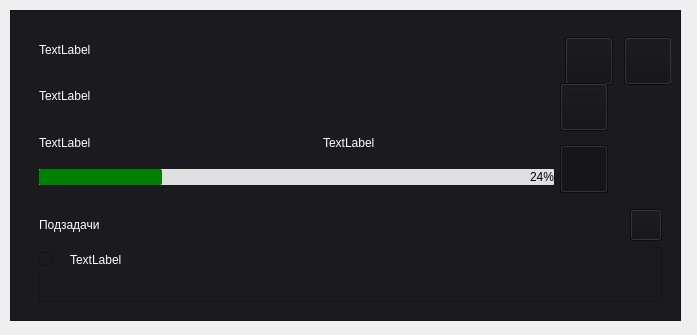
This is card_widget.ui in IgorXov/Yandex_Project as Qt 5 draws it before an edit. The edited form follows.
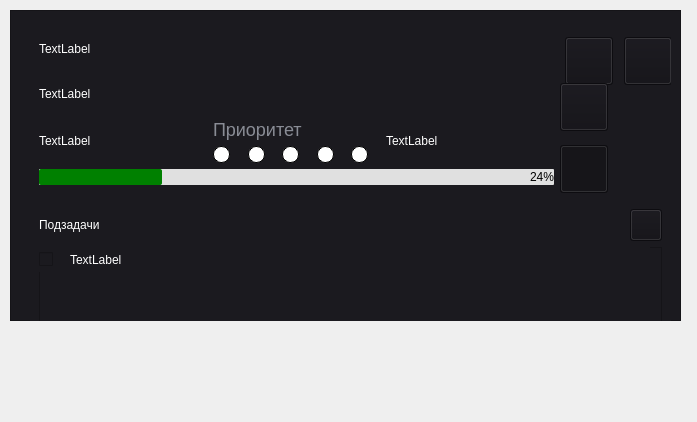
This is the edited form. Icons and pictures are not drawn.

```diff
--- a/card_widget.ui
+++ b/card_widget.ui
@@ -7,12 +7,26 @@
     <x>0</x>
     <y>0</y>
     <width>697</width>
-    <height>335</height>
+    <height>422</height>
    </rect>
   </property>
   <property name="windowTitle">
    <string>Form</string>
   </property>
+  <property name="styleSheet">
+   <string notr="true">
+QRadioButton::indicator {
+	width: 15px;
+	height:15px;
+	border:1px solid black;
+	border-radius: 8px;
+	background: white;
+}
+QRadioButton::indicator:checked{
+	background: orange;
+	border: 1px solid #666666;
+}</string>
+  </property>
   <widget class="QFrame" name="taskCard">
    <property name="geometry">
     <rect>
@@ -48,7 +62,7 @@
       <x>20</x>
       <y>10</y>
       <width>641</width>
-      <height>291</height>
+      <height>329</height>
      </rect>
     </property>
     <layout class="QVBoxLayout" name="taskCard_2">
@@ -60,6 +74,20 @@
          <verstretch>0</verstretch>
         </sizepolicy>
        </property>
+       <property name="styleSheet">
+        <string notr="true">
+QRadioButton::indicator {
+	width: 15px;
+	height:15px;
+	border:1px solid black;
+	border-radius: 8px;
+	background: white;
+}
+QRadioButton::indicator:checked{
+	background: orange;
+	border: 1px solid #666666;
+}</string>
+       </property>
        <layout class="QHBoxLayout" name="horizontalLayout_6">
         <item>
          <layout class="QVBoxLayout" name="verticalLayout_4">
@@ -79,11 +107,17 @@
           </item>
           <item>
            <layout class="QHBoxLayout" name="horizontalLayout_5">
-            <item alignment="Qt::AlignLeft">
+            <item>
              <widget class="QLabel" name="date">
+              <property name="sizePolicy">
+               <sizepolicy hsizetype="Minimum" vsizetype="Preferred">
+                <horstretch>0</horstretch>
+                <verstretch>0</verstretch>
+               </sizepolicy>
+              </property>
               <property name="minimumSize">
                <size>
-                <width>278</width>
+                <width>150</width>
                 <height>0</height>
                </size>
               </property>
@@ -99,7 +133,154 @@
              </widget>
             </item>
             <item>
-             <widget class="QLabel" name="priority">
+             <layout class="QVBoxLayout" name="verticalLayout_2">
+              <item>
+               <widget class="QLabel" name="Priority_2">
+                <property name="styleSheet">
+                 <string notr="true">color: #898c95;
+font-size: 18px;</string>
+                </property>
+                <property name="text">
+                 <string>Приоритет</string>
+                </property>
+               </widget>
+              </item>
+              <item>
+               <layout class="QHBoxLayout" name="horizontalLayout_4">
+                <item>
+                 <widget class="QRadioButton" name="priorButton_5">
+                  <property name="sizePolicy">
+                   <sizepolicy hsizetype="Preferred" vsizetype="Preferred">
+                    <horstretch>24</horstretch>
+                    <verstretch>24</verstretch>
+                   </sizepolicy>
+                  </property>
+                  <property name="focusPolicy">
+                   <enum>Qt::StrongFocus</enum>
+                  </property>
+                  <property name="contextMenuPolicy">
+                   <enum>Qt::PreventContextMenu</enum>
+                  </property>
+                  <property name="styleSheet">
+                   <string notr="true"/>
+                  </property>
+                  <property name="text">
+                   <string/>
+                  </property>
+                  <attribute name="buttonGroup">
+                   <string notr="true">buttonGroup</string>
+                  </attribute>
+                 </widget>
+                </item>
+                <item>
+                 <widget class="QRadioButton" name="priorButton_6">
+                  <property name="sizePolicy">
+                   <sizepolicy hsizetype="Preferred" vsizetype="Preferred">
+                    <horstretch>24</horstretch>
+                    <verstretch>24</verstretch>
+                   </sizepolicy>
+                  </property>
+                  <property name="focusPolicy">
+                   <enum>Qt::StrongFocus</enum>
+                  </property>
+                  <property name="contextMenuPolicy">
+                   <enum>Qt::PreventContextMenu</enum>
+                  </property>
+                  <property name="styleSheet">
+                   <string notr="true"/>
+                  </property>
+                  <property name="text">
+                   <string/>
+                  </property>
+                  <attribute name="buttonGroup">
+                   <string notr="true">buttonGroup</string>
+                  </attribute>
+                 </widget>
+                </item>
+                <item>
+                 <widget class="QRadioButton" name="priorButton_7">
+                  <property name="sizePolicy">
+                   <sizepolicy hsizetype="Preferred" vsizetype="Preferred">
+                    <horstretch>24</horstretch>
+                    <verstretch>24</verstretch>
+                   </sizepolicy>
+                  </property>
+                  <property name="mouseTracking">
+                   <bool>false</bool>
+                  </property>
+                  <property name="focusPolicy">
+                   <enum>Qt::StrongFocus</enum>
+                  </property>
+                  <property name="contextMenuPolicy">
+                   <enum>Qt::PreventContextMenu</enum>
+                  </property>
+                  <property name="styleSheet">
+                   <string notr="true"/>
+                  </property>
+                  <property name="text">
+                   <string/>
+                  </property>
+                  <attribute name="buttonGroup">
+                   <string notr="true">buttonGroup</string>
+                  </attribute>
+                 </widget>
+                </item>
+                <item>
+                 <widget class="QRadioButton" name="priorButton_8">
+                  <property name="sizePolicy">
+                   <sizepolicy hsizetype="Preferred" vsizetype="Preferred">
+                    <horstretch>24</horstretch>
+                    <verstretch>24</verstretch>
+                   </sizepolicy>
+                  </property>
+                  <property name="focusPolicy">
+                   <enum>Qt::StrongFocus</enum>
+                  </property>
+                  <property name="contextMenuPolicy">
+                   <enum>Qt::PreventContextMenu</enum>
+                  </property>
+                  <property name="styleSheet">
+                   <string notr="true"/>
+                  </property>
+                  <property name="text">
+                   <string/>
+                  </property>
+                  <attribute name="buttonGroup">
+                   <string notr="true">buttonGroup</string>
+                  </attribute>
+                 </widget>
+                </item>
+                <item>
+                 <widget class="QRadioButton" name="priorButton_9">
+                  <property name="sizePolicy">
+                   <sizepolicy hsizetype="Preferred" vsizetype="Preferred">
+                    <horstretch>24</horstretch>
+                    <verstretch>24</verstretch>
+                   </sizepolicy>
+                  </property>
+                  <property name="focusPolicy">
+                   <enum>Qt::StrongFocus</enum>
+                  </property>
+                  <property name="contextMenuPolicy">
+                   <enum>Qt::PreventContextMenu</enum>
+                  </property>
+                  <property name="styleSheet">
+                   <string notr="true"/>
+                  </property>
+                  <property name="text">
+                   <string/>
+                  </property>
+                  <attribute name="buttonGroup">
+                   <string notr="true">buttonGroup</string>
+                  </attribute>
+                 </widget>
+                </item>
+               </layout>
+              </item>
+             </layout>
+            </item>
+            <item>
+             <widget class="QLabel" name="difficulty_level">
               <property name="text">
                <string>TextLabel</string>
               </property>
```
Left out of the diff: 7 changed lines with no effect on the pictures.
